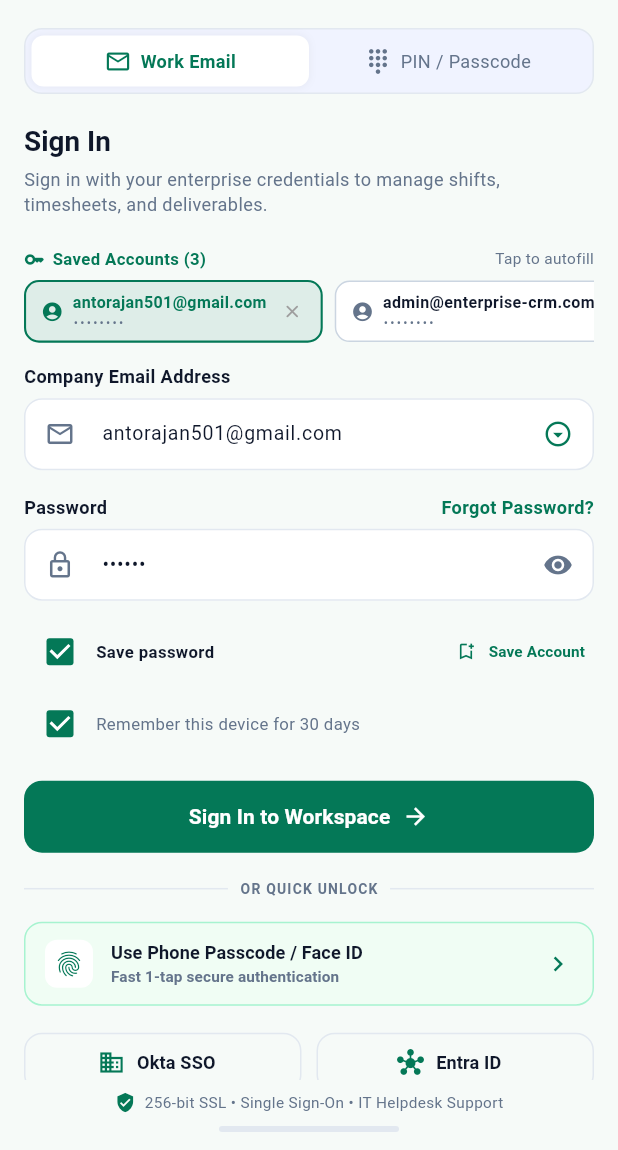
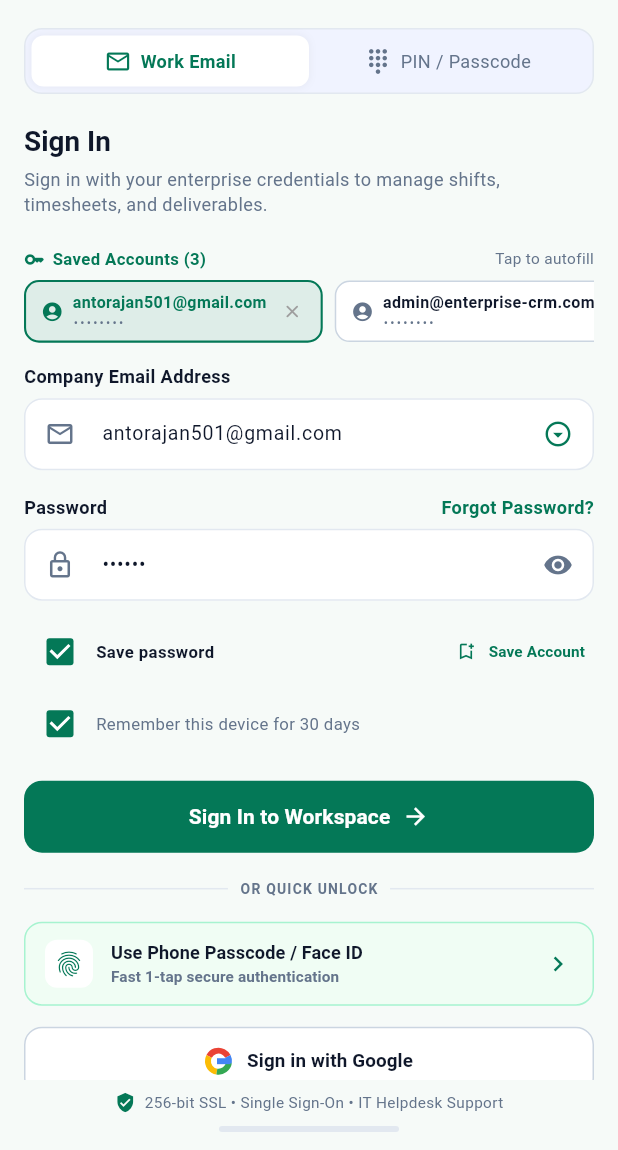
Before and after one commit to dannypaul-123/Innoveity-App, a Flutter app: the screen it shows after launch, on a phone screen of 412 x 824 dp, the part 86-1236 px from its top. Run offline on Flutter 3.47's test engine with Material 3 defaults, Android fonts, the phone set to English and light mode, and no system bars; our stand-ins replace dio, file_picker, flutter_local_notifications, flutter_map, flutter_secure_storage, geolocator and 5 more; missing offline and left inert: dart:html, excel; accounts and stored records are empty; network calls fail.

Commit message:
feat(auth): replace enterprise SSO buttons with Sign in with Google

```diff
--- a/lib/screens/login_screen.dart
+++ b/lib/screens/login_screen.dart
@@ -154,6 +154,30 @@ class _LoginScreenState extends State<LoginScreen> {
       }
       await _handleSignIn();
     }
+  }
+
+  Future<void> _handleGoogleSignIn() async {
+    if (_emailController.text.trim().isEmpty) {
+      if (_savedAccounts.isNotEmpty) {
+        _emailController.text = _savedAccounts.first.email;
+        _passwordController.text = _savedAccounts.first.password;
+      } else {
+        final savedEmail = await TokenStorage().readSavedUserLogin();
+        _emailController.text = (savedEmail != null && savedEmail.isNotEmpty)
+            ? savedEmail
+            : 'antorajan501@gmail.com';
+        _passwordController.text = '123456';
+      }
+    }
+    if (mounted) {
+      ScaffoldMessenger.of(context).showSnackBar(
+        const SnackBar(
+          content: Text('Signing in with Google Workspace...'),
+          duration: Duration(seconds: 1),
+        ),
+      );
+    }
+    await _handleSignIn();
   }
 
   @override
@@ -1022,59 +1046,38 @@ class _LoginScreenState extends State<LoginScreen> {
 
         const SizedBox(height: 14),
 
-        // SSO Grid
-        Row(
-          children: [
-            Expanded(
-              child: OutlinedButton.icon(
-                onPressed: _handleSignIn,
-                icon: Icon(
-                  Icons.domain,
-                  size: 18,
-                  color: widget.isDarkMode ? AppColors.vibrantEmerald : AppColors.primaryPine,
-                ),
-                label: Text(
-                  'Okta SSO',
+        // Google Sign-In Button
+        SizedBox(
+          width: double.infinity,
+          height: 46,
+          child: OutlinedButton(
+            onPressed: _handleGoogleSignIn,
+            style: OutlinedButton.styleFrom(
+              backgroundColor: widget.isDarkMode ? AppColors.cardDark : Colors.white,
+              side: BorderSide(
+                color: widget.isDarkMode ? AppColors.borderCardDark : const Color(0xFFCBD5E1),
+              ),
+              shape: RoundedRectangleBorder(
+                borderRadius: BorderRadius.circular(12),
+              ),
+              padding: const EdgeInsets.symmetric(horizontal: 14),
+            ),
+            child: Row(
+              mainAxisAlignment: MainAxisAlignment.center,
+              children: [
+                _buildGoogleLogo(),
+                const SizedBox(width: 10),
+                Text(
+                  'Sign in with Google',
                   style: TextStyle(
+                    fontSize: 13.5,
+                    fontWeight: FontWeight.w600,
                     color: widget.isDarkMode ? AppColors.textLight : AppColors.textDark,
-                    fontSize: 13,
                   ),
                 ),
-                style: OutlinedButton.styleFrom(
-                  backgroundColor: widget.isDarkMode ? AppColors.cardDark : Colors.transparent,
-                  side: BorderSide(
-                    color: widget.isDarkMode ? AppColors.borderCardDark : AppColors.borderLight,
-                  ),
-                  shape: RoundedRectangleBorder(borderRadius: BorderRadius.circular(12)),
-                ),
-              ),
+              ],
             ),
-            const SizedBox(width: 10),
-            Expanded(
-              child: OutlinedButton.icon(
-                onPressed: _handleSignIn,
-                icon: Icon(
-                  Icons.hub,
-                  size: 18,
-                  color: widget.isDarkMode ? AppColors.vibrantEmerald : AppColors.primaryPine,
-                ),
-                label: Text(
-                  'Entra ID',
-                  style: TextStyle(
-                    color: widget.isDarkMode ? AppColors.textLight : AppColors.textDark,
-                    fontSize: 13,
-                  ),
-                ),
-                style: OutlinedButton.styleFrom(
-                  backgroundColor: widget.isDarkMode ? AppColors.cardDark : Colors.transparent,
-                  side: BorderSide(
-                    color: widget.isDarkMode ? AppColors.borderCardDark : AppColors.borderLight,
-                  ),
-                  shape: RoundedRectangleBorder(borderRadius: BorderRadius.circular(12)),
-                ),
-              ),
-            ),
-          ],
+          ),
         ),
       ],
     );
@@ -1324,4 +1327,66 @@ class _LoginScreenState extends State<LoginScreen> {
       ),
     );
   }
+
+  Widget _buildGoogleLogo() {
+    return SizedBox(
+      width: 18,
+      height: 18,
+      child: CustomPaint(
+        painter: _GoogleLogoPainter(),
+      ),
+    );
+  }
 }
+
+class _GoogleLogoPainter extends CustomPainter {
+  @override
+  void paint(Canvas canvas, Size size) {
+    final double w = size.width;
+    final double h = size.height;
+    final center = Offset(w / 2, h / 2);
+    final radius = w / 2;
+    final strokeWidth = radius * 0.44;
+
+    final paintBlue = Paint()
+      ..color = const Color(0xFF4285F4)
+      ..style = PaintingStyle.stroke
+      ..strokeWidth = strokeWidth;
+
+    final paintGreen = Paint()
+      ..color = const Color(0xFF34A853)
+      ..style = PaintingStyle.stroke
+      ..strokeWidth = strokeWidth;
+
+    final paintYellow = Paint()
+      ..color = const Color(0xFFFBBC05)
+      ..style = PaintingStyle.stroke
+      ..strokeWidth = strokeWidth;
+
+    final paintRed = Paint()
+      ..color = const Color(0xFFEA4335)
+      ..style = PaintingStyle.stroke
+      ..strokeWidth = strokeWidth;
+
+    final rect = Rect.fromCircle(center: center, radius: radius - strokeWidth / 2);
+
+    // Red: Top arc
+    canvas.drawArc(rect, -3.14159 * 0.85, 3.14159 * 0.7, false, paintRed);
+    // Yellow: Left arc
+    canvas.drawArc(rect, 3.14159 * 0.55, 3.14159 * 0.6, false, paintYellow);
+    // Green: Bottom arc
+    canvas.drawArc(rect, 3.14159 * 0.05, 3.14159 * 0.5, false, paintGreen);
+    // Blue: Right bottom arc
+    canvas.drawArc(rect, -3.14159 * 0.15, 3.14159 * 0.2, false, paintBlue);
+
+    // Blue horizontal bar
+    final barPaint = Paint()
+      ..color = const Color(0xFF4285F4)
+      ..style = PaintingStyle.fill;
+    final barRect = Rect.fromLTWH(center.dx - 1, center.dy - strokeWidth / 2, radius, strokeWidth);
+    canvas.drawRect(barRect, barPaint);
+  }
+
+  @override
+  bool shouldRepaint(covariant CustomPainter oldDelegate) => false;
+}
```
Also changed, not shown: 1 other file.
